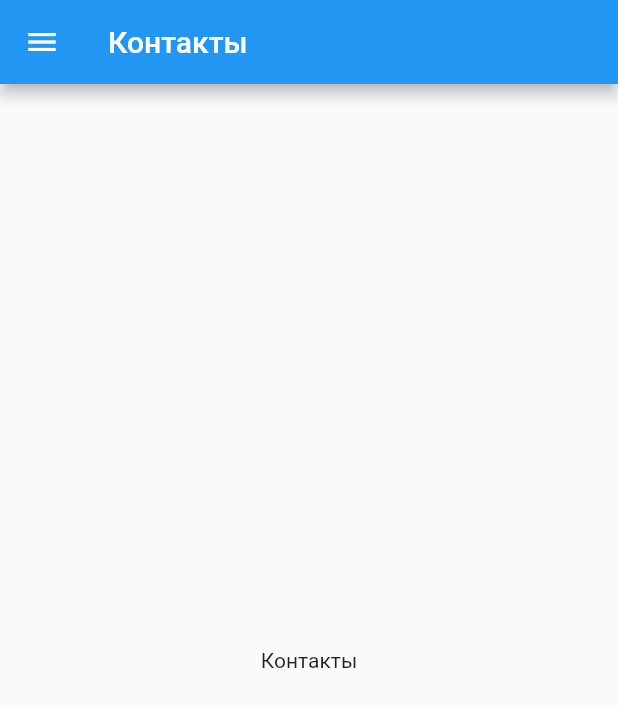
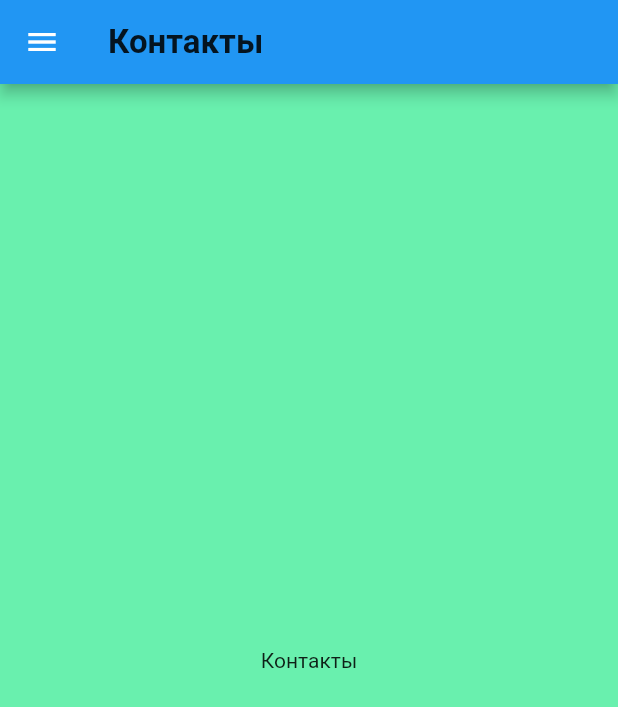
Before and after one commit to Uklein85/keys2_3_1, a Flutter app: the screen it shows after launch, on a phone screen of 412 x 824 dp. Shown: the top 707 px of the screen. Run offline on Flutter 3.47's test engine with Material 2 defaults, Android fonts, the phone set to English and light mode, and no system bars; Roboto replaces fonts that are missing (Georgia).

Commit message:
Update app_bar_a.dart

```diff
--- a/lib/app_bar_a.dart
+++ b/lib/app_bar_a.dart
@@ -9,10 +9,15 @@ class AppBarA extends StatefulWidget {
 
 class _AppBarAState extends State<AppBarA> {
 
+
   @override
 
   Widget build(BuildContext context) {
+
+
     return MaterialApp(
+
+
       //home:const
       initialRoute: '/',
       routes: {
@@ -20,14 +25,29 @@ class _AppBarAState extends State<AppBarA> {
         'contacts': (context)=>SecondScreen(),
         "plugins":(context)=>TherdScreen(),
       },
+       theme: ThemeData(
+         fontFamily: "Georgia",
+                           drawerTheme: DrawerThemeData(backgroundColor: Colors.amberAccent),
+
+                           scaffoldBackgroundColor: Colors.greenAccent,
+                  colorScheme: ColorScheme.fromSwatch(
+           brightness: Brightness.light,
+         ),
+
+         textTheme: TextTheme(
+           subtitle1: TextStyle(fontSize: 22.0,fontWeight: FontWeight.bold),
+           bodyText1: TextStyle(fontSize: 15.0,fontFamily: 'Hind'),
+
+         )
+       )
 
     );
 
   }
 }
 Widget navDrawer( context)=>Drawer(
-  child: ListView(padding: EdgeInsets.zero,children: [
-    DrawerHeader (decoration: const BoxDecoration(color:Colors.blue ),
+  child: ListView(padding: EdgeInsets.zero, children: [
+    DrawerHeader (decoration: const BoxDecoration(),
 
         child: SizedBox(
           height: 200,
@@ -41,14 +61,15 @@ Widget navDrawer( context)=>Drawer(
                 child: Image.network ('https://www.agiratech.com/wp-content/uploads/2020/08/flutter.png'),
               ),
 
-              Text('Навигация во Flutter')
+              Text('Навигация во Flutter', style:Theme.of(context).textTheme.bodyText1)
+
             ],
           ),
         )
     ),
     ListTile (
       leading: Icon(Icons.one_k),
-      title: Text('Контакты'),
+      title: Text('Контакты',style:Theme.of(context).textTheme.bodyText1),
       onTap: (){Navigator.pushNamed(context, '/');
 
       },
@@ -80,7 +101,7 @@ class MainScreen extends StatelessWidget {
   @override
   Widget build(BuildContext context){
     return Scaffold(
-      appBar: AppBar (title: Text('Контакты')),
+      appBar: AppBar (title: Text('Контакты', style:Theme.of(context).textTheme.subtitle1)),
       drawer: navDrawer(context),
       body: const Center(
         child: Text('Контакты'),
@@ -94,7 +115,7 @@ class SecondScreen extends StatelessWidget {
   @override
   Widget build(BuildContext context) {
     return Scaffold(
-      appBar: AppBar(title: Text('Каталог')),
+      appBar: AppBar(title: Text('Каталог', style:Theme.of(context).textTheme.subtitle1)),
       drawer: navDrawer(context),
       body: const Center(
         child: Text('Каталог'),
@@ -108,7 +129,7 @@ class TherdScreen extends StatelessWidget {
   @override
   Widget build(BuildContext context){
     return Scaffold(
-      appBar: AppBar (title: Text('Меню настроек')),
+      appBar: AppBar (title: Text('Меню настроек', style:Theme.of(context).textTheme.subtitle1)),
       drawer: navDrawer(context),
       body: const Center(
         child: Text('Меню настроек'),
```
